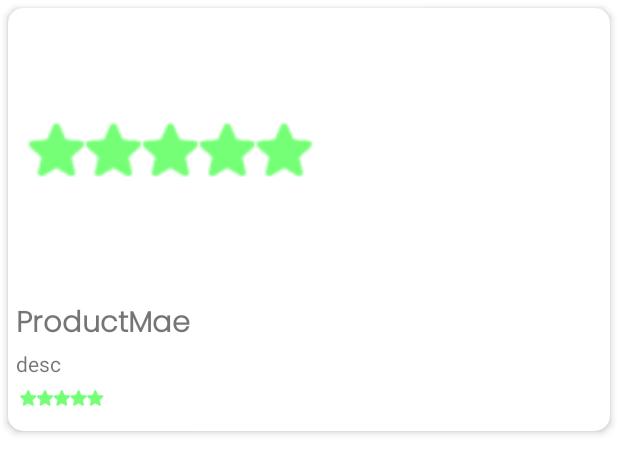
After one commit to chysoksavith/FreshStore, an Android app: the layout recommend_home.xml on its own in the app's theme, with its tools: preview values and no code run, on a phone screen of 412 x 824 dp. The commit adds this screen. Shown: the top 474 px of the screen. Run offline under Robolectric (Android 15) with nearby library versions, the phone set to English and light mode, and no system bars.

Commit message:
done fetch data on category popular product recommend product also done with layout design

```diff
--- a/app/src/main/res/layout/fragment_home.xml
+++ b/app/src/main/res/layout/fragment_home.xml
@@ -24,6 +24,7 @@
             android:textSize="16sp"
             android:background="@drawable/search_bg"
             android:textStyle="bold"
+            android:textColor="@color/black"
 
             android:fontFamily="@font/poppins_light"
             />
--- a/app/src/main/res/layout/populat_item.xml
+++ b/app/src/main/res/layout/populat_item.xml
@@ -16,6 +16,7 @@
             android:layout_width="300dp"
             android:layout_height="200dp"
             app:riv_corner_radius="14dp"
+
             android:src="@drawable/baseline_local_offer_24"/>
         <TextView
             android:id="@+id/pop_name"
--- /dev/null
+++ b/app/src/main/res/layout/recommend_home.xml
@@ -0,0 +1,57 @@
+<?xml version="1.0" encoding="utf-8"?>
+<androidx.cardview.widget.CardView xmlns:android="http://schemas.android.com/apk/res/android"
+    android:layout_width="match_parent"
+    android:layout_height="wrap_content"
+    xmlns:app="http://schemas.android.com/apk/res-auto"
+    app:cardCornerRadius="10dp"
+    app:cardElevation="3dp"
+    android:layout_margin="5dp">
+
+    <LinearLayout
+        android:layout_width="match_parent"
+        android:layout_height="wrap_content"
+        android:orientation="vertical"
+        android:padding="5dp">
+        <ImageView
+            android:id="@+id/rec_img"
+            android:layout_width="200dp"
+            android:layout_height="190dp"
+            android:src="@drawable/rating"/>
+        <TextView
+            android:id="@+id/rec_name"
+            android:layout_width="wrap_content"
+            android:layout_height="wrap_content"
+            android:text="ProductMae"
+            android:textSize="19sp"
+            android:fontFamily="@font/poppins_light"
+            android:textStyle="bold"/>
+        <TextView
+            android:id="@+id/rec_dec"
+            android:layout_width="110dp"
+            android:layout_height="wrap_content"
+            android:ellipsize="end"
+            android:maxLines="1"
+            android:text="desc"
+            android:singleLine="true"/>
+        <LinearLayout
+            android:layout_width="match_parent"
+            android:layout_height="wrap_content"
+            android:orientation="horizontal">
+            <ImageView
+               android:layout_marginLeft="-5dp"
+                android:layout_width="70dp"
+                android:layout_height="30dp"
+                android:src="@drawable/rating"/>
+            <TextView
+                android:id="@+id/rec_ratign"
+                android:layout_width="wrap_content"
+                android:layout_height="wrap_content"
+                android:layout_weight="1"
+                android:layout_marginTop="3dp"/>
+
+
+        </LinearLayout>
+    </LinearLayout>
+
+
+</androidx.cardview.widget.CardView>
```
Also changed, not shown: app/src/main/java/com/example/beststore/Models/HomeCategory.java (added, +41 -0 lines), app/src/main/java/com/example/beststore/Models/RecommendModel.java (added, +59 -0 lines), app/src/main/java/com/example/beststore/adapter/HomeAdapter.java (added, +58 -0 lines), app/src/main/java/com/example/beststore/adapter/RecommentAdapter.java (added, +62 -0 lines), app/src/main/java/com/example/beststore/ui/home/HomeFragment.java (+66 -2 lines), app/src/main/res/layout/home_category.xml (added, +30 -0 lines).
